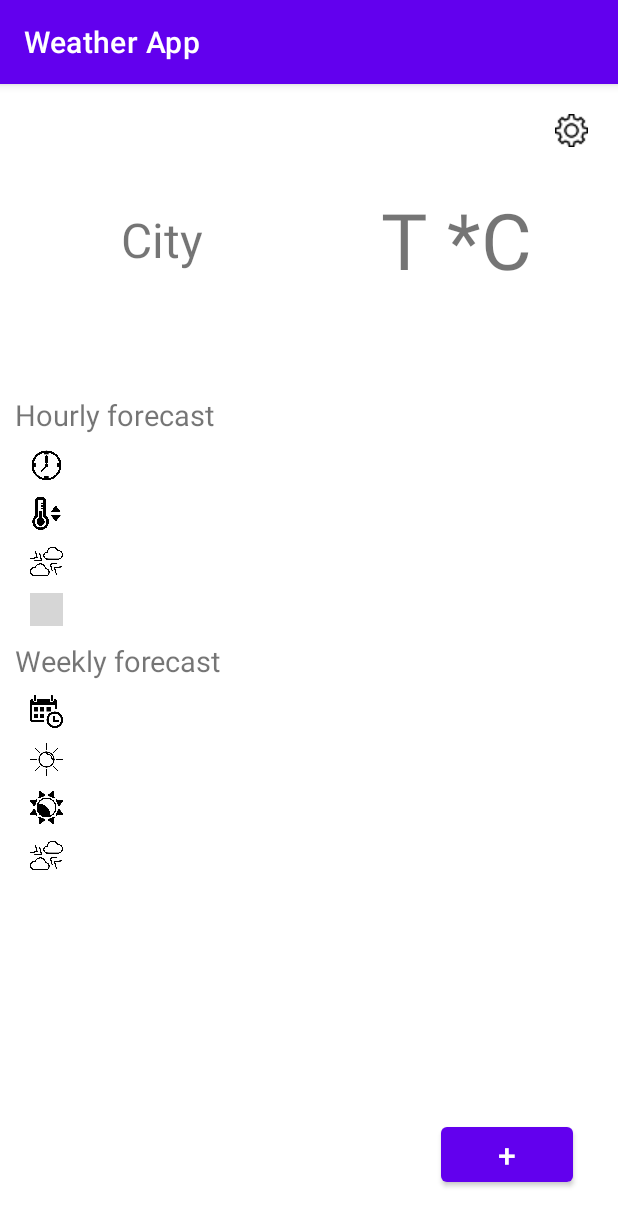
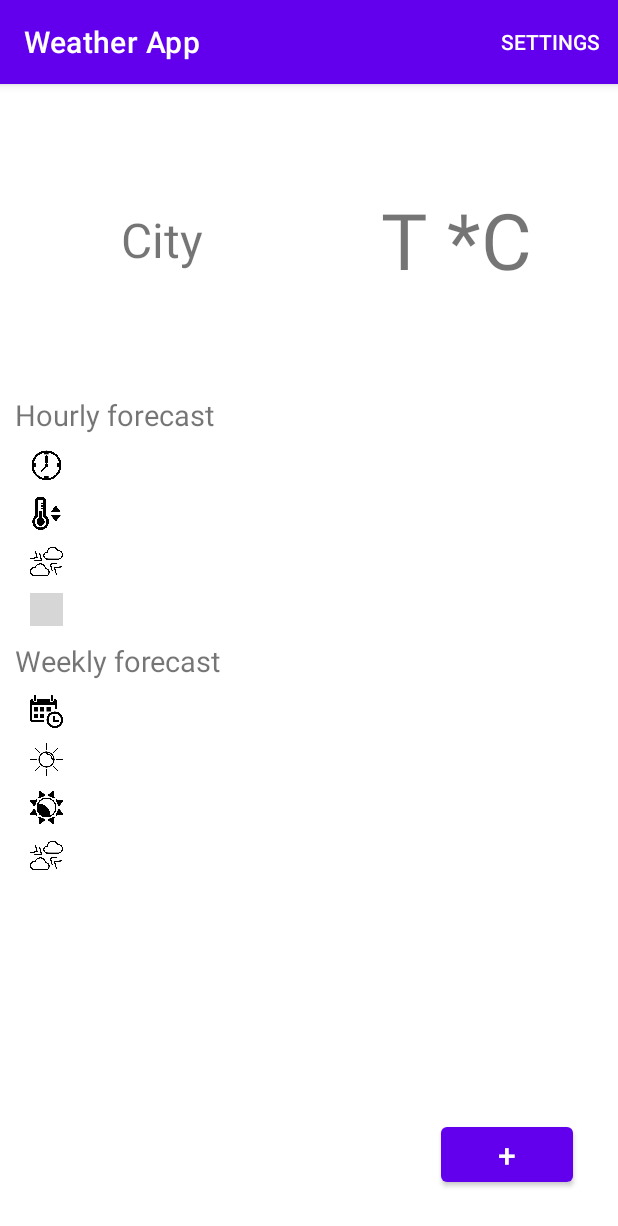
Before and after one commit to scolotin/android1, an Android app: the screen it shows after launch (MainActivity), on a phone screen of 412 x 824 dp. Shown: the top 1226 px of the screen. Run offline under Robolectric (Android 15) with nearby library versions, the phone set to English and light mode, and no system bars; grey boxes are pictures that could not be loaded.

Commit message:
Кнопка "Настройки" вынесена в тулбар. Добавлены разметки меню, настройки отображаемой информации

```diff
--- a/app/src/main/java/com/example/android1/MainActivity.java
+++ b/app/src/main/java/com/example/android1/MainActivity.java
@@ -1,11 +1,17 @@
 package com.example.android1;
 
+import androidx.annotation.NonNull;
 import androidx.appcompat.app.AppCompatActivity;
 
+import android.annotation.SuppressLint;
 import android.os.Bundle;
+import android.view.Menu;
+import android.view.MenuInflater;
+import android.view.MenuItem;
 import android.widget.Button;
 
 public class MainActivity extends AppCompatActivity {
+    private boolean isVisibleAddCityMenu = false;
 
     @Override
     protected void onCreate(Bundle savedInstanceState) {
@@ -13,6 +19,41 @@ public class MainActivity extends AppCompatActivity {
         setContentView(R.layout.activity_main);
 
         Button btnAddCity = findViewById(R.id.btn_add_city);
-        btnAddCity.setOnClickListener(v -> setContentView(R.layout.add_city));
+        btnAddCity.setOnClickListener(v -> {
+            setContentView(R.layout.add_city);
+            isVisibleAddCityMenu = true;
+            invalidateOptionsMenu();
+        });
+    }
+
+    @Override
+    public boolean onCreateOptionsMenu(Menu menu) {
+        MenuInflater inflater = getMenuInflater();
+
+        if (isVisibleAddCityMenu) {
+            inflater.inflate(R.menu.add_city_menu, menu);
+        }
+        else {
+            inflater.inflate(R.menu.main_menu, menu);
+        }
+
+        return super.onCreateOptionsMenu(menu);
+    }
+
+    @SuppressLint("NonConstantResourceId")
+    @Override
+    public boolean onOptionsItemSelected(@NonNull MenuItem item) {
+        switch (item.getItemId()) {
+            case R.id.settings:
+                setContentView(R.layout.settings);
+                return true;
+
+            case R.id.add_city_settings:
+                setContentView(R.layout.add_city_settings);
+                return true;
+
+            default:
+                return super.onOptionsItemSelected(item);
+        }
     }
 }
--- a/app/src/main/res/layout/activity_main.xml
+++ b/app/src/main/res/layout/activity_main.xml
@@ -7,15 +7,6 @@
     android:layout_height="match_parent"
     android:layout_margin="@dimen/screen_margin"
     tools:context=".MainActivity">
-
-    <ImageView
-        android:id="@+id/btn_settings"
-        android:layout_width="@dimen/icon_size"
-        android:layout_height="@dimen/icon_size"
-        android:layout_margin="@dimen/icons_margin"
-        android:src="@drawable/settings"
-        android:layout_gravity="top|end"
-        tools:ignore="ContentDescription" />
 
     <ScrollView
         android:layout_width="match_parent"
--- /dev/null
+++ b/app/src/main/res/menu/add_city_menu.xml
@@ -0,0 +1,17 @@
+<?xml version="1.0" encoding="utf-8"?>
+<menu
+    xmlns:app="http://schemas.android.com/apk/res-auto"
+    xmlns:android="http://schemas.android.com/apk/res/android">
+
+    <item
+        android:id="@+id/search"
+        android:title="@string/search"
+        app:showAsAction="always"
+        app:actionViewClass="android.widget.SearchView" />
+
+    <item
+        android:id="@+id/add_city_settings"
+        android:title="@string/add_city_settings"
+        app:showAsAction="ifRoom" />
+
+</menu>
--- /dev/null
+++ b/app/src/main/res/menu/main_menu.xml
@@ -0,0 +1,11 @@
+<?xml version="1.0" encoding="utf-8"?>
+<menu
+    xmlns:android="http://schemas.android.com/apk/res/android"
+    xmlns:app="http://schemas.android.com/apk/res-auto">
+
+    <item
+        android:id="@+id/settings"
+        android:title="@string/settings"
+        app:showAsAction="always"/>
+
+</menu>
--- a/app/src/main/res/values-night/dimens.xml
+++ b/app/src/main/res/values-night/dimens.xml
@@ -11,7 +11,7 @@
     <dimen name="label_margin_top">10dp</dimen>
     <dimen name="screen_margin">10dp</dimen>
     <dimen name="hint_font_size">23sp</dimen>
-    <dimen name="checkbox_margin">10dp</dimen>
+    <dimen name="checkbox_margin">5dp</dimen>
     <dimen name="cities_list_margin">10dp</dimen>
     <dimen name="popular_cities_font_size">18sp</dimen>
     <dimen name="settings_font_size">17sp</dimen>
--- a/app/src/main/res/values-night/strings.xml
+++ b/app/src/main/res/values-night/strings.xml
@@ -23,4 +23,6 @@
     <string name="select_font_size">Select font size</string>
     <string name="update_frequency">Update frequency</string>
     <string name="time_format">Time format</string>
+    <string name="settings">Settings</string>
+    <string name="add_city_settings">Settings</string>
 </resources>
--- a/app/src/main/res/values-ru-night/dimens.xml
+++ b/app/src/main/res/values-ru-night/dimens.xml
@@ -11,7 +11,7 @@
     <dimen name="label_margin_top">10dp</dimen>
     <dimen name="screen_margin">10dp</dimen>
     <dimen name="hint_font_size">23sp</dimen>
-    <dimen name="checkbox_margin">10dp</dimen>
+    <dimen name="checkbox_margin">5dp</dimen>
     <dimen name="cities_list_margin">10dp</dimen>
     <dimen name="popular_cities_font_size">18sp</dimen>
     <dimen name="settings_font_size">17sp</dimen>
--- a/app/src/main/res/values-ru-night/strings.xml
+++ b/app/src/main/res/values-ru-night/strings.xml
@@ -25,4 +25,6 @@
     <string name="select_font_size">Выбрать размер шрифта</string>
     <string name="update_frequency">Частота обновления прогноза</string>
     <string name="time_format">Формат времени</string>
+    <string name="settings">Настройки</string>
+    <string name="add_city_settings">Настройки</string>
 </resources>
--- a/app/src/main/res/values/dimens.xml
+++ b/app/src/main/res/values/dimens.xml
@@ -10,8 +10,8 @@
     <dimen name="icons_margin">10dp</dimen>
     <dimen name="label_margin_top">10dp</dimen>
     <dimen name="screen_margin">10dp</dimen>
-    <dimen name="hint_font_size">23sp</dimen>
-    <dimen name="checkbox_margin">10dp</dimen>
+    <dimen name="hint_font_size">21sp</dimen>
+    <dimen name="checkbox_margin">5dp</dimen>
     <dimen name="cities_list_margin">10dp</dimen>
     <dimen name="popular_cities_font_size">18sp</dimen>
     <dimen name="settings_font_size">17sp</dimen>
--- a/app/src/main/res/values/strings.xml
+++ b/app/src/main/res/values/strings.xml
@@ -25,4 +25,6 @@
     <string name="select_font_size">Select font size</string>
     <string name="update_frequency">Update frequency</string>
     <string name="time_format">Time format</string>
+    <string name="settings">Settings</string>
+    <string name="add_city_settings">Settings</string>
 </resources>
```
Also changed, not shown: app/src/main/res/layout/add_city.xml (+5 -42 lines), app/src/main/res/layout/add_city_settings.xml (added, +31 -0 lines), 2 other files.
